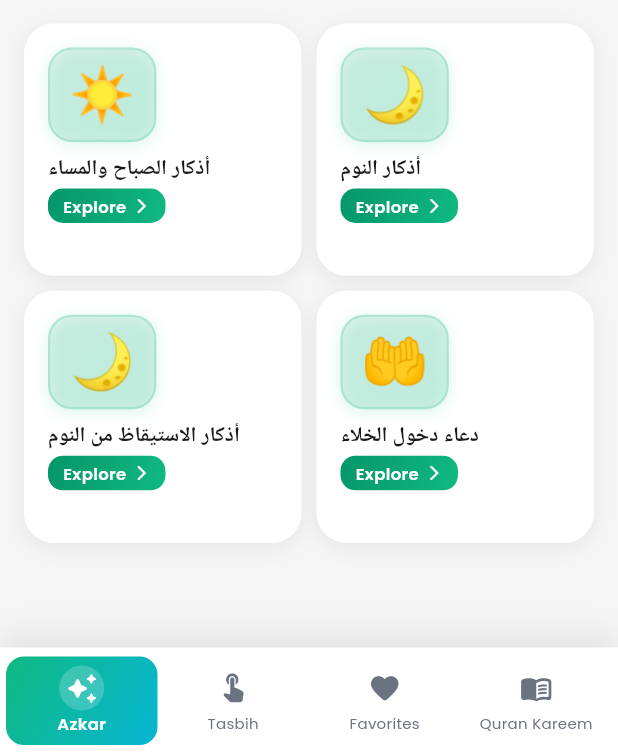
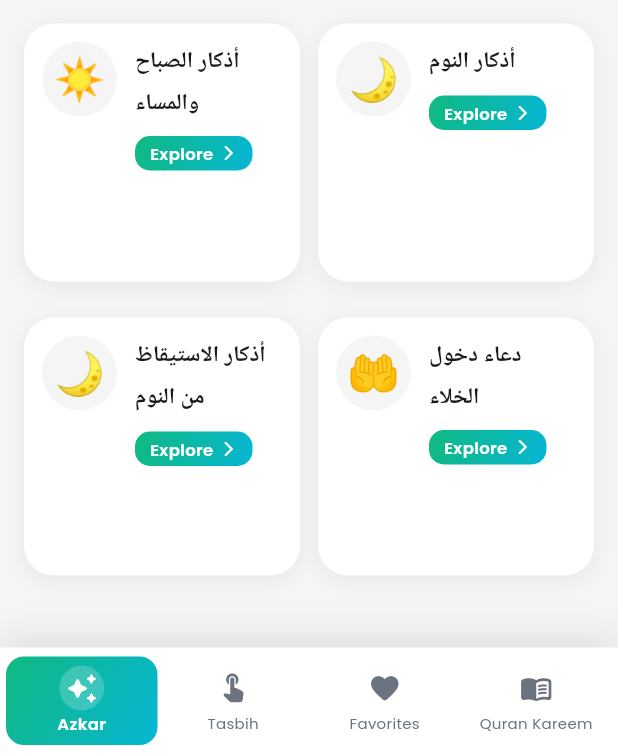
Before and after one commit to khaledebied/bling_azkar, a Flutter app: the screen it shows after launch, on a phone screen of 412 x 824 dp, the part 482-1236 px from its top. Run offline on Flutter 3.47's test engine with Material 3 defaults, Android fonts, the phone set to English and light mode, and no system bars; our stand-ins replace dio, flutter_local_notifications, flutter_riverpod, freezed_annotation, geolocator, google_fonts and 8 more; missing offline and left inert: audio_session, flutter_qiblah, quran_library; accounts and stored records are empty; Roboto replaces fonts that are missing (Cairo); statements that could not run were skipped.

Commit message:
style: Update category card layout and grid spacing for improved visual consistency
- Adjusted grid spacing and child aspect ratio in HomeScreen for a better layout
- Modified CategoryCard to enhance design with updated padding and constraints
- Improved dark mode handling and overall card styling for a more cohesive user experience

```diff
--- a/lib/src/presentation/screens/home_screen.dart
+++ b/lib/src/presentation/screens/home_screen.dart
@@ -494,9 +494,9 @@ class _HomeScreenState extends ConsumerState<HomeScreen> {
                   physics: const NeverScrollableScrollPhysics(),
                   gridDelegate: const SliverGridDelegateWithFixedCrossAxisCount(
                     crossAxisCount: 2,
-                    crossAxisSpacing: 10,
-                    mainAxisSpacing: 10,
-                    childAspectRatio: 1.1,
+                    crossAxisSpacing: 12,
+                    mainAxisSpacing: 12,
+                    childAspectRatio: 1.0, // Square cards for better grid layout
                   ),
                   itemCount: displayedCategories.length,
                   itemBuilder: (context, index) {
--- a/lib/src/presentation/widgets/category_card.dart
+++ b/lib/src/presentation/widgets/category_card.dart
@@ -1,6 +1,7 @@
 import 'package:flutter/material.dart';
 import 'package:flutter/services.dart';
 import '../../utils/theme.dart';
+import '../../utils/theme_extensions.dart';
 import '../../utils/localizations.dart';
 
 class CategoryCard extends StatefulWidget {
@@ -184,7 +185,6 @@ class _CategoryCardState extends State<CategoryCard>
   Widget build(BuildContext context) {
     final l10n = AppLocalizations.ofWithFallback(context);
     final emoji = _getCategoryEmoji(widget.titleAr);
-    final gradient = _getCategoryGradient(context);
     final isDarkMode = Theme.of(context).brightness == Brightness.dark;
 
     final cardWidget = GestureDetector(
@@ -203,17 +203,18 @@ class _CategoryCardState extends State<CategoryCard>
         scale: _scaleAnimation,
         child: Container(
           width: double.infinity,
-          height: 140, // Fixed height to match ListView height
-          margin: const EdgeInsets.only(bottom: 0),
+          constraints: const BoxConstraints(
+            minHeight: 100,
+          ),
+          margin: const EdgeInsets.only(bottom: 12),
           decoration: BoxDecoration(
-            // White background in light mode, gradient in dark mode
-            color: isDarkMode ? null : Colors.white,
-            gradient: isDarkMode ? gradient : null,
+            // White background like zikr item
+            color: context.cardColor,
             borderRadius: BorderRadius.circular(20),
             border: isDarkMode
                 ? Border.all(
-                    color: gradient.colors[1].withValues(alpha: 0.4),
-                    width: 1.5,
+                    color: Colors.white.withValues(alpha: 0.1),
+                    width: 1,
                   )
                 : null,
             boxShadow: [
@@ -226,138 +227,59 @@ class _CategoryCardState extends State<CategoryCard>
               ),
             ],
           ),
-          child: ClipRRect(
-            borderRadius: BorderRadius.circular(20),
-            child: Stack(
+          child: Padding(
+            padding: const EdgeInsets.all(12.0),
+            child: Row(
+              crossAxisAlignment: CrossAxisAlignment.start,
               children: [
-                // Decorative elements - only in dark mode
-                if (isDarkMode) ...[
-                  Positioned(
-                    top: -30,
-                    right: -30,
-                    child: Container(
-                      width: 100,
-                      height: 100,
+                // Circular emoji container on the left (like audio icon in zikr item)
+                Container(
+                  width: 50,
+                  height: 50,
                   decoration: BoxDecoration(
+                    color: isDarkMode
+                        ? Colors.white.withValues(alpha: 0.1)
+                        : Colors.grey.shade100,
                     shape: BoxShape.circle,
-                        color: Colors.white.withValues(alpha: 0.05),
                   ),
-                    ),
-                  ),
-                  Positioned(
-                    bottom: -20,
-                    left: -20,
-                    child: Container(
-                      width: 80,
-                      height: 80,
-                      decoration: BoxDecoration(
-                        shape: BoxShape.circle,
-                        color: Colors.white.withValues(alpha: 0.05),
-                      ),
-                    ),
-                  ),
-                ],
-                // Content
-                Padding(
-                  padding: const EdgeInsets.all(16.0),
-                  child: Column(
-                    crossAxisAlignment: CrossAxisAlignment.start,
-                    mainAxisAlignment: MainAxisAlignment.spaceBetween,
-                    mainAxisSize: MainAxisSize.min,
-                    children: [
-                      // Emoji container with elegant design
-                      Container(
-                        padding: const EdgeInsets.all(12),
-                        decoration: BoxDecoration(
-                          // In light mode: use gradient background, in dark mode: subtle white
-                          gradient: isDarkMode
-                              ? null
-                              : LinearGradient(
-                                  begin: Alignment.topLeft,
-                                  end: Alignment.bottomRight,
-                                  colors: [
-                                    gradient.colors[0].withValues(alpha: 0.1),
-                                    gradient.colors[1].withValues(alpha: 0.15),
-                                  ],
-                                ),
-                          color: isDarkMode
-                              ? Colors.white.withValues(alpha: 0.15)
-                              : null,
-                          borderRadius: BorderRadius.circular(16),
-                          border: Border.all(
-                            color: isDarkMode
-                                ? Colors.white.withValues(alpha: 0.2)
-                                : gradient.colors[1].withValues(alpha: 0.2),
-                            width: 1.5,
-                          ),
-                          boxShadow: [
-                            BoxShadow(
-                              color: isDarkMode
-                                  ? Colors.black.withValues(alpha: 0.3)
-                                  : gradient.colors[1].withValues(alpha: 0.15),
-                              blurRadius: 8,
-                              offset: const Offset(0, 2),
-                            ),
-                          ],
-                        ),
+                  child: Center(
                     child: Text(
                       emoji,
                       style: const TextStyle(
-                            fontSize: 36,
+                        fontSize: 28,
                         height: 1.0,
                       ),
                     ),
                   ),
-                      const SizedBox(height: 8),
-                      // Text content - flexible to prevent overflow
-                      Flexible(
+                ),
+                const SizedBox(width: 12),
+                // Text content on the right
+                Expanded(
                   child: Column(
                     crossAxisAlignment: CrossAxisAlignment.start,
                     mainAxisSize: MainAxisSize.min,
                     children: [
-                            Flexible(
-                              child: Text(
+                      // Category title
+                      Text(
                         widget.titleAr,
-                                style: AppTheme.arabicSmall.copyWith(
-                                  color: isDarkMode
-                                      ? Theme.of(context).textTheme.bodyLarge?.color
-                                      : AppTheme.textPrimary, // Use primary text color in light mode
-                                  fontSize: 14,
+                        style: AppTheme.arabicMedium.copyWith(
+                          fontSize: 15,
+                          color: context.textPrimary,
                           fontWeight: FontWeight.w600,
-                                  height: 1.3,
                         ),
                         maxLines: 2,
                         overflow: TextOverflow.ellipsis,
                       ),
-                            ),
-                            const SizedBox(height: 4),
+                      const SizedBox(height: 8),
+                      // Explore button badge
                       Container(
                         padding: const EdgeInsets.symmetric(
                           horizontal: 10,
                           vertical: 4,
                         ),
                         decoration: BoxDecoration(
-                                // In light mode: use gradient, in dark mode: subtle white
-                                gradient: isDarkMode
-                                    ? null
-                                    : LinearGradient(
-                                        begin: Alignment.topLeft,
-                                        end: Alignment.bottomRight,
-                                        colors: [
-                                          gradient.colors[0],
-                                          gradient.colors[1],
-                                        ],
-                                      ),
-                                color: isDarkMode
-                                    ? Colors.white.withValues(alpha: 0.15)
-                                    : null,
+                          gradient: AppTheme.primaryGradient,
                           borderRadius: BorderRadius.circular(10),
-                                border: isDarkMode
-                                    ? Border.all(
-                                        color: Colors.white.withValues(alpha: 0.2),
-                                        width: 1,
-                                      )
-                                    : null,
                         ),
                         child: Row(
                           mainAxisSize: MainAxisSize.min,
@@ -365,23 +287,16 @@ class _CategoryCardState extends State<CategoryCard>
                             Text(
                               l10n.explore,
                               style: AppTheme.bodySmall.copyWith(
-                                      color: isDarkMode
-                                          ? Colors.white
-                                          : Colors.white,
+                                color: Colors.white,
                                 fontSize: 11,
                                 fontWeight: FontWeight.w600,
                               ),
                             ),
                             const SizedBox(width: 4),
-                                  Icon(
+                            const Icon(
                               Icons.arrow_forward_ios_rounded,
-                                    color: isDarkMode
-                                        ? Colors.white
-                                        : Colors.white,
+                              color: Colors.white,
                               size: 12,
-                                  ),
-                                ],
-                              ),
                             ),
                           ],
                         ),
```
Lines whose indentation alone changed are shown as unchanged.
